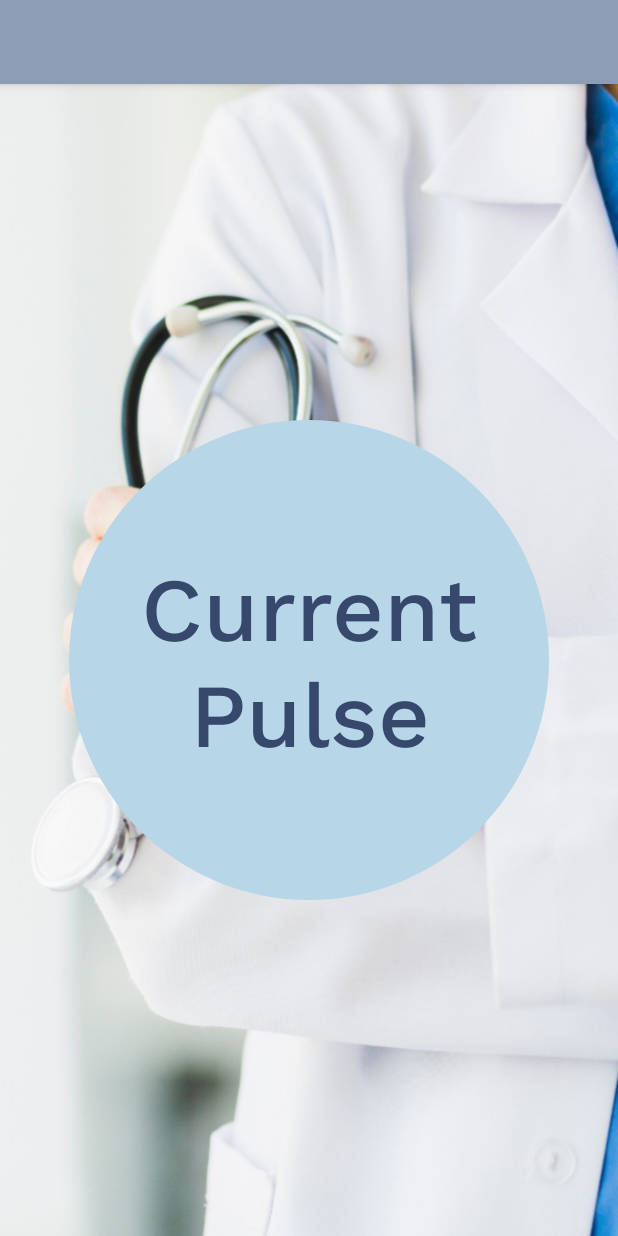
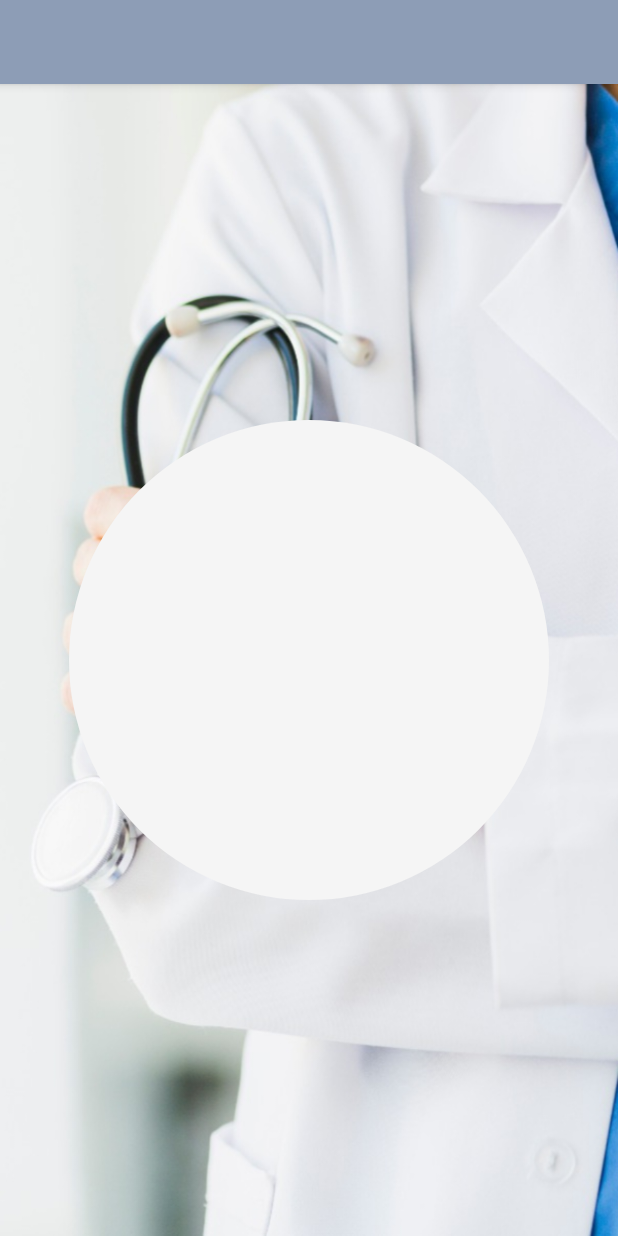
Before and after one commit to JasmineGranot/ArduinoWorkshopFireBase, an Android app: the CurrentPulse screen opened directly, with no data from a screen before it, on a phone screen of 412 x 824 dp. Run offline under Robolectric (Android 15) with nearby library versions, the phone set to English and light mode, and no system bars; our stand-ins replace Firebase (no records; nobody signed in at launch, a user with empty details on screens opened directly); libraries missing offline, so code that uses them is left out: com.firebase.client; Roboto replaces fonts that are not available here; 2 statements that could not run were skipped.

```diff
--- a/ArduinoAndroidApplication/app/src/main/java/com/example/arduinoandroidapplication/CurrentPulse.java
+++ b/ArduinoAndroidApplication/app/src/main/java/com/example/arduinoandroidapplication/CurrentPulse.java
@@ -3,7 +3,12 @@ package com.example.arduinoandroidapplication;
 import androidx.annotation.NonNull;
 import androidx.appcompat.app.AppCompatActivity;
 
+import android.graphics.Color;
+import android.graphics.drawable.Drawable;
+import android.graphics.drawable.GradientDrawable;
 import android.os.Bundle;
+import android.view.animation.Animation;
+import android.view.animation.AnimationUtils;
 import android.widget.TextView;
 import android.widget.Toast;
 
@@ -62,7 +67,10 @@ public class CurrentPulse extends AppCompatActivity {
                     ref.addValueEventListener(new com.google.firebase.database.ValueEventListener() {
                         @Override
                         public void onDataChange(@NonNull com.google.firebase.database.DataSnapshot snapshot) {
+                            Animation animation;
+
                             currentPulse = (TextView) findViewById(R.id.currentPulse);
+
                             currentPulse.setText(snapshot.getValue().toString());
                         }
 
--- a/ArduinoAndroidApplication/app/src/main/res/drawable/small_circle_button.xml
+++ b/ArduinoAndroidApplication/app/src/main/res/drawable/small_circle_button.xml
@@ -1,6 +1,6 @@
 <?xml version="1.0" encoding="utf-8"?>
 <shape xmlns:android="http://schemas.android.com/apk/res/android" android:shape="rectangle">
     <size android:height="320dp" android:width="320dp"/>
-    <solid android:color="#b7d7e8"/>
+    <solid android:color="#F5F5F5"/>
     <corners android:radius="160dp"/>
 </shape>
--- a/ArduinoAndroidApplication/app/src/main/res/layout/activity_current_pulse.xml
+++ b/ArduinoAndroidApplication/app/src/main/res/layout/activity_current_pulse.xml
@@ -13,8 +13,7 @@
         android:background="@drawable/small_circle_button"
         android:fontFamily="@font/work_sans_medium"
         android:gravity="center"
-        android:text="@string/current_pulse"
-        android:textColor="#36486b"
+        android:textColor="#000000"
         android:textSize="60sp"
         app:layout_constraintBottom_toBottomOf="parent"
         app:layout_constraintEnd_toEndOf="parent"
```
